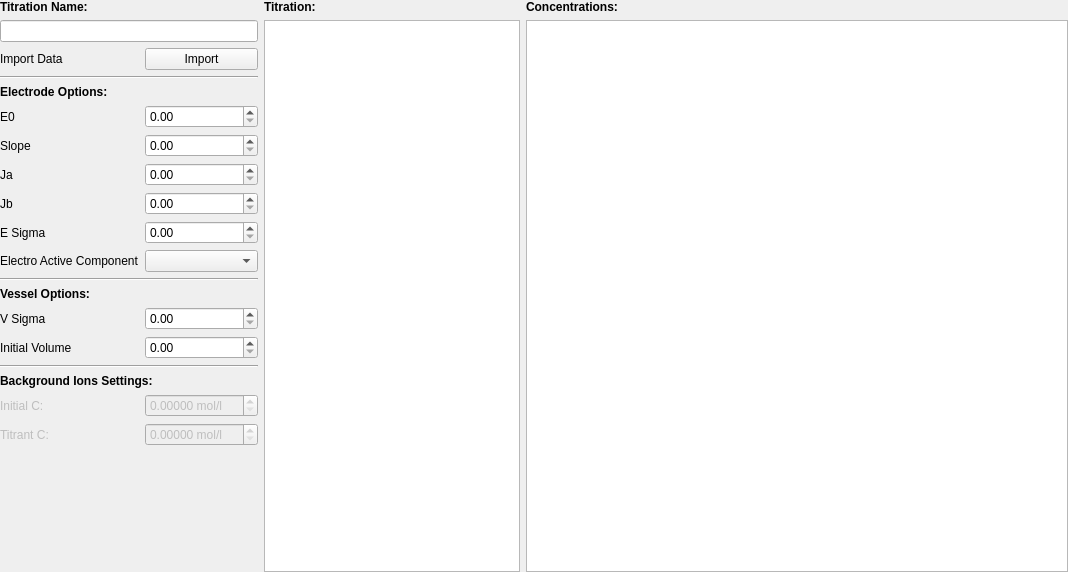
Above: src/main/python/pyes/ui/widgets/PyES_inputTitrationOpt.ui from PyES-software/PyES before the change. Below: the same form after it.
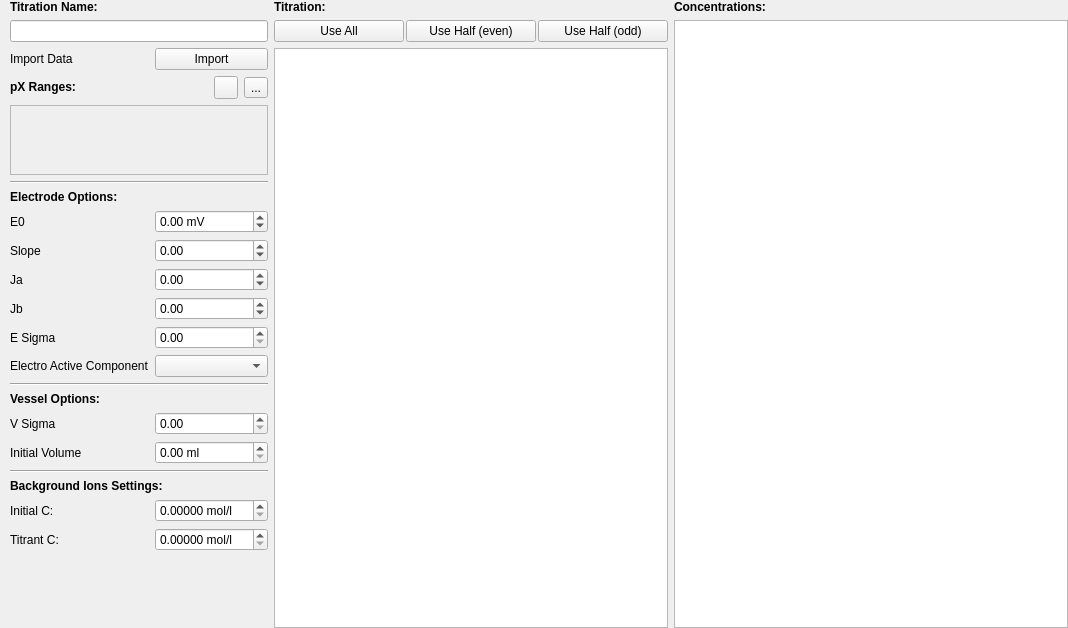
That is the form after the change. Icons and pictures are not drawn. Custom widgets are drawn as their Qt base class.

Patch:
```diff
--- a/src/main/python/pyes/ui/widgets/PyES_inputTitrationOpt.ui
+++ b/src/main/python/pyes/ui/widgets/PyES_inputTitrationOpt.ui
@@ -7,7 +7,7 @@
     <x>0</x>
     <y>0</y>
     <width>1068</width>
-    <height>572</height>
+    <height>628</height>
    </rect>
   </property>
   <property name="sizePolicy">
@@ -17,12 +17,12 @@
    </sizepolicy>
   </property>
   <property name="focusPolicy">
-   <enum>Qt::ClickFocus</enum>
+   <enum>Qt::FocusPolicy::ClickFocus</enum>
   </property>
   <property name="windowTitle">
    <string>Form</string>
   </property>
-  <layout class="QHBoxLayout" name="horizontalLayout" stretch="0,0,1">
+  <layout class="QHBoxLayout" name="horizontalLayout" stretch="0,1,1">
    <property name="leftMargin">
     <number>0</number>
    </property>
@@ -38,14 +38,27 @@
    <item>
     <layout class="QFormLayout" name="formLayout">
      <property name="labelAlignment">
-      <set>Qt::AlignLeading|Qt::AlignLeft|Qt::AlignVCenter</set>
+      <set>Qt::AlignmentFlag::AlignLeading|Qt::AlignmentFlag::AlignLeft|Qt::AlignmentFlag::AlignVCenter</set>
      </property>
      <property name="formAlignment">
-      <set>Qt::AlignLeading|Qt::AlignLeft|Qt::AlignTop</set>
+      <set>Qt::AlignmentFlag::AlignLeading|Qt::AlignmentFlag::AlignLeft|Qt::AlignmentFlag::AlignTop</set>
+     </property>
+     <property name="leftMargin">
+      <number>10</number>
      </property>
      <property name="rightMargin">
       <number>0</number>
      </property>
+     <item row="0" column="0" colspan="2">
+      <widget class="QLabel" name="titrationNameLabel">
+       <property name="text">
+        <string>&lt;html&gt;&lt;head/&gt;&lt;body&gt;&lt;p&gt;&lt;span style=&quot; font-weight:600;&quot;&gt;Titration Name:&lt;/span&gt;&lt;/p&gt;&lt;/body&gt;&lt;/html&gt;</string>
+       </property>
+      </widget>
+     </item>
+     <item row="1" column="0" colspan="2">
+      <widget class="QLineEdit" name="titrationName"/>
+     </item>
      <item row="2" column="0">
       <widget class="QLabel" name="importDataLabel">
        <property name="text">
@@ -66,38 +79,136 @@
        </property>
       </widget>
      </item>
-     <item row="3" column="0" colspan="2">
-      <widget class="Line" name="line_6">
-       <property name="orientation">
-        <enum>Qt::Horizontal</enum>
-       </property>
-      </widget>
-     </item>
      <item row="4" column="0" colspan="2">
+      <widget class="QScrollArea" name="px_ranges">
+       <property name="sizePolicy">
+        <sizepolicy hsizetype="Expanding" vsizetype="Maximum">
+         <horstretch>0</horstretch>
+         <verstretch>0</verstretch>
+        </sizepolicy>
+       </property>
+       <property name="widgetResizable">
+        <bool>true</bool>
+       </property>
+       <widget class="QWidget" name="rangesScrollAreaWidgetContents">
+        <property name="geometry">
+         <rect>
+          <x>0</x>
+          <y>0</y>
+          <width>282</width>
+          <height>69</height>
+         </rect>
+        </property>
+        <layout class="QVBoxLayout" name="verticalLayout">
+         <property name="leftMargin">
+          <number>0</number>
+         </property>
+         <property name="topMargin">
+          <number>0</number>
+         </property>
+         <property name="rightMargin">
+          <number>0</number>
+         </property>
+         <property name="bottomMargin">
+          <number>0</number>
+         </property>
+        </layout>
+       </widget>
+      </widget>
+     </item>
+     <item row="5" column="0" colspan="2">
+      <widget class="Line" name="line_6">
+       <property name="orientation">
+        <enum>Qt::Orientation::Horizontal</enum>
+       </property>
+      </widget>
+     </item>
+     <item row="6" column="0" colspan="2">
       <widget class="QLabel" name="label_7">
        <property name="text">
         <string>&lt;html&gt;&lt;head/&gt;&lt;body&gt;&lt;p&gt;&lt;span style=&quot; font-weight:600;&quot;&gt;Electrode Options:&lt;/span&gt;&lt;/p&gt;&lt;/body&gt;&lt;/html&gt;</string>
        </property>
       </widget>
      </item>
-     <item row="5" column="0">
+     <item row="7" column="0">
       <widget class="QLabel" name="e0Label">
        <property name="text">
         <string>E0</string>
        </property>
       </widget>
      </item>
-     <item row="5" column="1">
-      <widget class="CustomSpinBox" name="e0"/>
+     <item row="7" column="1">
+      <widget class="CustomSpinBox" name="e0">
+       <property name="suffix">
+        <string> mV</string>
+       </property>
+       <property name="minimum">
+        <double>-10000.000000000000000</double>
+       </property>
+       <property name="maximum">
+        <double>10000.000000000000000</double>
+       </property>
+      </widget>
+     </item>
+     <item row="8" column="0">
+      <widget class="QLabel" name="slopeLabel">
+       <property name="text">
+        <string>Slope</string>
+       </property>
+      </widget>
+     </item>
+     <item row="8" column="1">
+      <widget class="CustomSpinBox" name="slope">
+       <property name="minimum">
+        <double>-10000.000000000000000</double>
+       </property>
+       <property name="maximum">
+        <double>10000.000000000000000</double>
+       </property>
+      </widget>
      </item>
      <item row="9" column="0">
+      <widget class="QLabel" name="jaLabel">
+       <property name="text">
+        <string>Ja</string>
+       </property>
+      </widget>
+     </item>
+     <item row="9" column="1">
+      <widget class="CustomSpinBox" name="ja">
+       <property name="minimum">
+        <double>-10000.000000000000000</double>
+       </property>
+       <property name="maximum">
+        <double>10000.000000000000000</double>
+       </property>
+      </widget>
+     </item>
+     <item row="10" column="0">
+      <widget class="QLabel" name="jbLabel">
+       <property name="text">
+        <string>Jb</string>
+       </property>
+      </widget>
+     </item>
+     <item row="10" column="1">
+      <widget class="CustomSpinBox" name="jb">
+       <property name="minimum">
+        <double>-10000.000000000000000</double>
+       </property>
+       <property name="maximum">
+        <double>10000.000000000000000</double>
+       </property>
+      </widget>
+     </item>
+     <item row="11" column="0">
       <widget class="QLabel" name="eSigmaLabel">
        <property name="text">
         <string>E Sigma</string>
        </property>
       </widget>
      </item>
-     <item row="9" column="1">
+     <item row="11" column="1">
       <widget class="CustomSpinBox" name="eSigma">
        <property name="sizePolicy">
         <sizepolicy hsizetype="Minimum" vsizetype="Fixed">
@@ -105,33 +216,49 @@
          <verstretch>0</verstretch>
         </sizepolicy>
        </property>
+       <property name="suffix">
+        <string/>
+       </property>
+       <property name="minimum">
+        <double>0.000000000000000</double>
+       </property>
+       <property name="maximum">
+        <double>10000.000000000000000</double>
+       </property>
       </widget>
      </item>
-     <item row="10" column="1">
+     <item row="12" column="0">
+      <widget class="QLabel" name="electroActiveComponentLabel">
+       <property name="text">
+        <string>Electro Active Component</string>
+       </property>
+      </widget>
+     </item>
+     <item row="12" column="1">
       <widget class="CustomComboBox" name="electroActiveComponent"/>
      </item>
-     <item row="11" column="0" colspan="2">
+     <item row="13" column="0" colspan="2">
       <widget class="Line" name="line">
        <property name="orientation">
-        <enum>Qt::Horizontal</enum>
+        <enum>Qt::Orientation::Horizontal</enum>
        </property>
       </widget>
      </item>
-     <item row="12" column="0" colspan="2">
+     <item row="14" column="0" colspan="2">
       <widget class="QLabel" name="label_8">
        <property name="text">
         <string>&lt;html&gt;&lt;head/&gt;&lt;body&gt;&lt;p&gt;&lt;span style=&quot; font-weight:600;&quot;&gt;Vessel Options:&lt;/span&gt;&lt;/p&gt;&lt;/body&gt;&lt;/html&gt;</string>
        </property>
       </widget>
      </item>
-     <item row="13" column="0">
+     <item row="15" column="0">
       <widget class="QLabel" name="vSigmaLabel">
        <property name="text">
         <string>V Sigma</string>
        </property>
       </widget>
      </item>
-     <item row="13" column="1">
+     <item row="15" column="1">
       <widget class="CustomSpinBox" name="vSigma">
        <property name="sizePolicy">
         <sizepolicy hsizetype="Minimum" vsizetype="Fixed">
@@ -139,47 +266,57 @@
          <verstretch>0</verstretch>
         </sizepolicy>
        </property>
+       <property name="suffix">
+        <string/>
+       </property>
+       <property name="maximum">
+        <double>10000.000000000000000</double>
+       </property>
+       <property name="singleStep">
+        <double>0.100000000000000</double>
+       </property>
       </widget>
      </item>
-     <item row="14" column="0">
+     <item row="16" column="0">
       <widget class="QLabel" name="initialVolumeLabel">
        <property name="text">
         <string>Initial Volume</string>
        </property>
       </widget>
      </item>
-     <item row="14" column="1">
-      <widget class="CustomSpinBox" name="initialVolume"/>
+     <item row="16" column="1">
+      <widget class="CustomSpinBox" name="initialVolume">
+       <property name="suffix">
+        <string> ml</string>
+       </property>
+       <property name="maximum">
+        <double>10000.000000000000000</double>
+       </property>
+      </widget>
      </item>
-     <item row="15" column="0" colspan="2">
+     <item row="17" column="0" colspan="2">
       <widget class="Line" name="line_3">
        <property name="orientation">
-        <enum>Qt::Horizontal</enum>
+        <enum>Qt::Orientation::Horizontal</enum>
        </property>
       </widget>
      </item>
-     <item row="16" column="0" colspan="2">
+     <item row="18" column="0" colspan="2">
       <widget class="QLabel" name="label_6">
        <property name="text">
         <string>&lt;html&gt;&lt;head/&gt;&lt;body&gt;&lt;p&gt;&lt;span style=&quot; font-weight:600;&quot;&gt;Background Ions Settings:&lt;/span&gt;&lt;/p&gt;&lt;/body&gt;&lt;/html&gt;</string>
        </property>
       </widget>
      </item>
-     <item row="17" column="0">
+     <item row="19" column="0">
       <widget class="QLabel" name="c0back_label">
-       <property name="enabled">
-        <bool>false</bool>
-       </property>
        <property name="text">
         <string>Initial C:</string>
        </property>
       </widget>
      </item>
-     <item row="17" column="1">
+     <item row="19" column="1">
       <widget class="CustomSpinBox" name="c0back">
-       <property name="enabled">
-        <bool>false</bool>
-       </property>
        <property name="statusTip">
         <string>Initial concentration of background ions in titration vessel.</string>
        </property>
@@ -197,21 +334,15 @@
        </property>
       </widget>
      </item>
-     <item row="18" column="0">
+     <item row="20" column="0">
       <widget class="QLabel" name="ctback_label">
-       <property name="enabled">
-        <bool>false</bool>
-       </property>
        <property name="text">
         <string>Titrant C:</string>
        </property>
       </widget>
      </item>
-     <item row="18" column="1">
+     <item row="20" column="1">
       <widget class="CustomSpinBox" name="ctback">
-       <property name="enabled">
-        <bool>false</bool>
-       </property>
        <property name="statusTip">
         <string>Concentration of background ions in the titrant.</string>
        </property>
@@ -229,52 +360,57 @@
        </property>
       </widget>
      </item>
-     <item row="10" column="0">
-      <widget class="QLabel" name="electroActiveComponentLabel">
-       <property name="text">
-        <string>Electro Active Component</string>
+     <item row="3" column="0" colspan="2">
+      <layout class="QHBoxLayout" name="horizontalLayout_2">
+       <property name="topMargin">
+        <number>0</number>
        </property>
-      </widget>
-     </item>
-     <item row="6" column="0">
-      <widget class="QLabel" name="slopeLabel">
-       <property name="text">
-        <string>Slope</string>
+       <property name="rightMargin">
+        <number>0</number>
        </property>
-      </widget>
-     </item>
-     <item row="6" column="1">
-      <widget class="CustomSpinBox" name="slope"/>
-     </item>
-     <item row="7" column="0">
-      <widget class="QLabel" name="jaLabel">
-       <property name="text">
-        <string>Ja</string>
-       </property>
-      </widget>
-     </item>
-     <item row="7" column="1">
-      <widget class="CustomSpinBox" name="ja"/>
-     </item>
-     <item row="8" column="0">
-      <widget class="QLabel" name="jbLabel">
-       <property name="text">
-        <string>Jb</string>
-       </property>
-      </widget>
-     </item>
-     <item row="8" column="1">
-      <widget class="CustomSpinBox" name="jb"/>
-     </item>
-     <item row="1" column="0" colspan="2">
-      <widget class="QLineEdit" name="titrationName"/>
-     </item>
-     <item row="0" column="0" colspan="2">
-      <widget class="QLabel" name="titrationNameLabel">
-       <property name="text">
-        <string>&lt;html&gt;&lt;head/&gt;&lt;body&gt;&lt;p&gt;&lt;span style=&quot; font-weight:600;&quot;&gt;Titration Name:&lt;/span&gt;&lt;/p&gt;&lt;/body&gt;&lt;/html&gt;</string>
-       </property>
-      </widget>
+       <item>
+        <widget class="QLabel" name="ranges_label">
+         <property name="text">
+          <string>&lt;html&gt;&lt;head/&gt;&lt;body&gt;&lt;p&gt;&lt;span style=&quot; font-weight:700;&quot;&gt;pX Ranges:&lt;/span&gt;&lt;/p&gt;&lt;/body&gt;&lt;/html&gt;</string>
+         </property>
+        </widget>
+       </item>
+       <item>
+        <spacer name="horizontalSpacer">
+         <property name="orientation">
+          <enum>Qt::Orientation::Horizontal</enum>
+         </property>
+         <property name="sizeHint" stdset="0">
+          <size>
+           <width>40</width>
+           <height>20</height>
+          </size>
+         </property>
+        </spacer>
+       </item>
+       <item>
+        <widget class="QToolButton" name="addRangeButton">
+         <property name="text">
+          <string/>
+         </property>
+         <property name="icon">
+          <iconset resource="../../../../resources/base/resources.qrc">
+           <normaloff>:/icons/plus.png</normaloff>:/icons/plus.png</iconset>
+         </property>
+        </widget>
+       </item>
+       <item>
+        <widget class="QToolButton" name="removeRangeButton">
+         <property name="text">
+          <string>...</string>
+         </property>
+         <property name="icon">
+          <iconset resource="../../../../resources/base/resources.qrc">
+           <normaloff>:/icons/minus.png</normaloff>:/icons/minus.png</iconset>
+         </property>
+        </widget>
+       </item>
+      </layout>
      </item>
     </layout>
    </item>
@@ -287,6 +423,34 @@
        </property>
       </widget>
      </item>
+     <item>
+      <layout class="QHBoxLayout" name="horizontalLayout_3">
+       <property name="spacing">
+        <number>2</number>
+       </property>
+       <item>
+        <widget class="QPushButton" name="useAllButton">
+         <property name="text">
+          <string>Use All</string>
+         </property>
+        </widget>
+       </item>
+       <item>
+        <widget class="QPushButton" name="useEvenButton">
+         <property name="text">
+          <string>Use Half (even)</string>
+         </property>
+        </widget>
+       </item>
+       <item>
+        <widget class="QPushButton" name="useOddButton">
+         <property name="text">
+          <string>Use Half (odd)</string>
+         </property>
+        </widget>
+       </item>
+      </layout>
+     </item>
      <item>
       <widget class="QTableView" name="titrationView"/>
      </item>
```
Left out of the diff: 4 changed lines with no effect on the pictures.
